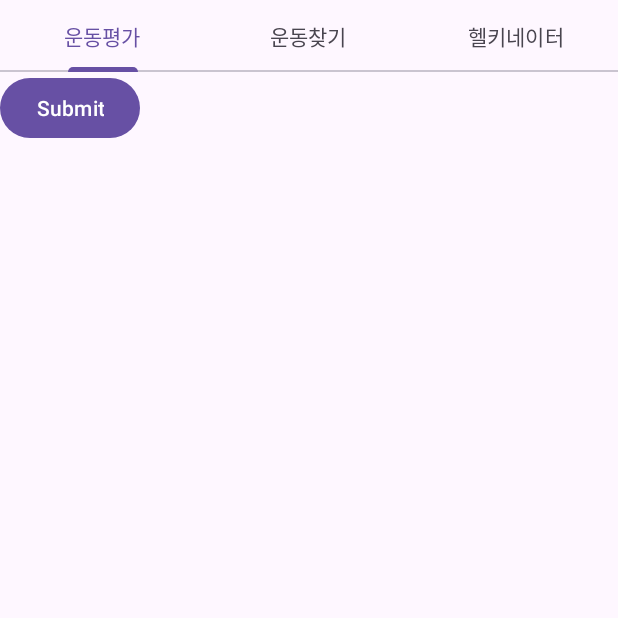
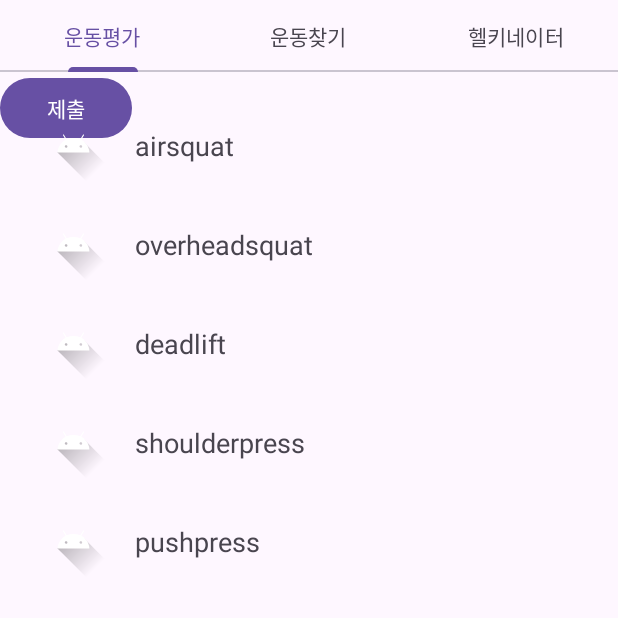
Before and after one commit to joseph1723/Madcamp4, an Android app: the screen it shows after launch (MainActivity), on a phone screen of 412 x 824 dp, the top half of it. Run offline under Robolectric (Android 15) with nearby library versions, the light colour scheme and no system bars.

Commit message:
Add recyclerview on tab1

```diff
--- a/app/src/main/java/com/example/healthapp/activity/Fragment1.kt
+++ b/app/src/main/java/com/example/healthapp/activity/Fragment1.kt
@@ -7,21 +7,39 @@ import android.view.LayoutInflater
 import android.view.View
 import android.view.ViewGroup
 import android.widget.Button
+import androidx.recyclerview.widget.LinearLayoutManager
+import androidx.recyclerview.widget.RecyclerView
 import com.example.healthapp.R
 
-class Fragment1 : Fragment() {
+class Fragment1 : Fragment(), OnItemClickListener {
 
     override fun onCreateView(
         inflater: LayoutInflater, container: ViewGroup?,
         savedInstanceState: Bundle?
     ): View? {
         val view = inflater.inflate(R.layout.fragment_1, container, false)
-        val submitButton: Button = view.findViewById(R.id.submitButton)
-        submitButton.setOnClickListener {
-            val intent = Intent(activity, SubmitActivity::class.java)
-            startActivity(intent)
-        }
+        val recyclerView: RecyclerView = view.findViewById(R.id.recyclerViewList)
+        recyclerView.layoutManager = LinearLayoutManager(context)
+        recyclerView.adapter = Tab1ItemAdapter(getItemList(), this)
 
         return view
     }
+    private fun getItemList(): List<Tab1Item>{
+        return listOf(
+            Tab1Item(R.drawable.ic_launcher_foreground, "airsquat"),
+            Tab1Item(R.drawable.ic_launcher_foreground, "overheadsquat"),
+            Tab1Item(R.drawable.ic_launcher_foreground, "deadlift"),
+            Tab1Item(R.drawable.ic_launcher_foreground, "shoulderpress"),
+            Tab1Item(R.drawable.ic_launcher_foreground, "pushpress"),
+
+
+
+            )
+    }
+
+    override fun onItemClick(position: Int) {
+        val intent = Intent(activity, SubmitActivity::class.java)
+        intent.putExtra("ITEM_POSITION", position)
+        startActivity((intent))
+    }
 }
--- /dev/null
+++ b/app/src/main/java/com/example/healthapp/activity/Tab1Item.kt
@@ -0,0 +1,6 @@
+package com.example.healthapp.activity
+
+data class Tab1Item (
+    val imageResId: Int,
+    val text: String
+)
--- /dev/null
+++ b/app/src/main/java/com/example/healthapp/activity/Tab1ItemAdapter.kt
@@ -0,0 +1,45 @@
+package com.example.healthapp.activity
+
+import android.view.LayoutInflater
+import android.view.View
+import android.view.ViewGroup
+import android.widget.AdapterView
+import android.widget.ImageView
+import android.widget.TextView
+import androidx.recyclerview.widget.RecyclerView
+import com.example.healthapp.R
+
+public interface OnItemClickListener {
+    fun onItemClick(position: Int)
+}
+
+class Tab1ItemAdapter(private val Tab1ItemList: List<Tab1Item>, private val listener: OnItemClickListener) :
+
+    RecyclerView.Adapter<Tab1ItemAdapter.ViewHolder>() {
+
+        inner class ViewHolder(itemView: View): RecyclerView.ViewHolder(itemView), View.OnClickListener{
+            val itemImage: ImageView = itemView.findViewById(R.id.itemImage)
+            val itemText: TextView = itemView.findViewById(R.id.itemText)
+            init{
+                itemView.setOnClickListener(this)
+            }
+            override fun onClick(v: View?){
+                val position = adapterPosition
+                if(position != RecyclerView.NO_POSITION){
+                    listener.onItemClick(position)
+                }
+            }
+        }
+
+    override fun onCreateViewHolder(parent:ViewGroup, viewType: Int): ViewHolder{
+        val view = LayoutInflater.from(parent.context).inflate(R.layout.tab1_item, parent, false)
+        return ViewHolder(view)
+    }
+
+    override fun onBindViewHolder(holder: ViewHolder, position: Int) {
+        val currentItem = Tab1ItemList[position]
+        holder.itemImage.setImageResource(currentItem.imageResId)
+        holder.itemText.text = currentItem.text
+    }
+    override fun getItemCount() = Tab1ItemList.size
+}
--- a/app/src/main/res/layout/fragment_1.xml
+++ b/app/src/main/res/layout/fragment_1.xml
@@ -8,8 +8,13 @@
         android:id="@+id/submitButton"
         android:layout_width="wrap_content"
         android:layout_height="wrap_content"
-        android:text="Submit"
+        android:text="제출"
         android:layout_centerInParent="true"/>
 
+    <androidx.recyclerview.widget.RecyclerView
+        android:id="@+id/recyclerViewList"
+        android:layout_width="match_parent"
+        android:layout_height="match_parent"
+        android:padding="16dp"/>
 
 </FrameLayout>
--- /dev/null
+++ b/app/src/main/res/layout/tab1_item.xml
@@ -0,0 +1,24 @@
+<?xml version="1.0" encoding="utf-8"?>
+<LinearLayout xmlns:android="http://schemas.android.com/apk/res/android"
+    android:orientation="horizontal"
+    android:layout_width="match_parent"
+    android:layout_height="wrap_content"
+    android:padding="8dp">
+
+    <ImageView
+        android:id="@+id/itemImage"
+        android:layout_width="50dp"
+        android:layout_height="50dp"
+        android:scaleType="centerCrop"
+        android:src="@drawable/ic_launcher_background"/>
+
+    <TextView
+        android:id="@+id/itemText"
+        android:layout_width="wrap_content"
+        android:layout_height="wrap_content"
+        android:layout_gravity="center_vertical"
+        android:layout_marginStart="16dp"
+        android:text="스포츠 이름"
+        android:textSize="18sp"/>
+
+</LinearLayout>
```
